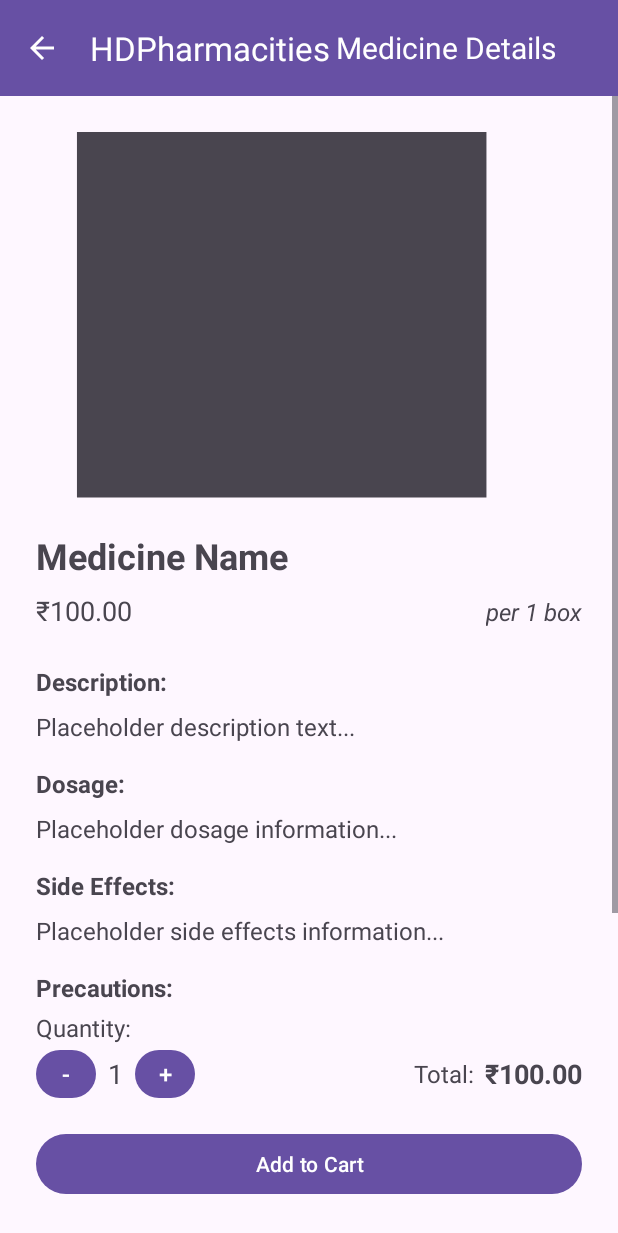
After one commit to btdat2506/DHPharmacities, an Android app: the ProductDetailActivity screen opened directly, with no data from a screen before it, on a phone screen of 412 x 824 dp. The commit adds this screen. Shown: the top 1233 px of the screen. Run offline under Robolectric (Android 15) with nearby library versions, the phone set to English and light mode, and no system bars; 1 statement that could not run was skipped.

Commit message:
Made ProductDetailActivity, but not working.

```diff
--- a/app/src/main/java/com/example/testpharmacy/MedicineAdapter.java
+++ b/app/src/main/java/com/example/testpharmacy/MedicineAdapter.java
@@ -1,6 +1,7 @@
 package com.example.testpharmacy; // Replace with your actual package name
 
 import android.content.Context;
+import android.content.Intent;
 import android.view.LayoutInflater;
 import android.view.View;
 import android.view.ViewGroup;
@@ -45,6 +46,16 @@ public class MedicineAdapter extends RecyclerView.Adapter<MedicineAdapter.Medici
                 // You'll need to manage the cart data (e.g., using a CartManager class or similar)
             }
         });
+
+        // Add click listener to the entire item view to open ProductDetailActivity
+        holder.itemView.setOnClickListener(new View.OnClickListener() {
+            @Override
+            public void onClick(View v) {
+                Intent intent = new Intent(context, ProductDetailActivity.class);
+                intent.putExtra(ProductDetailActivity.EXTRA_MEDICINE, (CharSequence) medicine); // Pass the Medicine object
+                context.startActivity(intent);
+            }
+        });
     }
 
     @Override
--- /dev/null
+++ b/app/src/main/java/com/example/testpharmacy/ProductDetailActivity.java
@@ -0,0 +1,87 @@
+package com.example.testpharmacy; // Replace with your actual package name
+
+import android.content.Intent;
+import android.os.Bundle;
+import android.view.View;
+import android.widget.Button;
+import android.widget.ImageView;
+import android.widget.TextView;
+import android.widget.Toast;
+import androidx.appcompat.app.AppCompatActivity;
+import androidx.appcompat.widget.Toolbar;
+
+public class ProductDetailActivity extends AppCompatActivity {
+
+    public static final String EXTRA_MEDICINE = "extra_medicine"; // Key for passing Medicine object in Intent
+
+    private Toolbar toolbar;
+    private ImageView medicineImageView;
+    private TextView medicineNameTextView;
+    private TextView medicinePriceTextView;
+    private TextView medicineDescriptionTextView; // Placeholder for description
+    private TextView medicineDosageTextView; // Placeholder for dosage
+    private TextView medicineSideEffectsTextView; // Placeholder for side effects
+    private TextView medicinePrecautionsTextView; // Placeholder for precautions
+    private Button addToCartButton;
+
+    private Medicine medicine; // To hold the Medicine object passed from HomeActivity
+
+    @Override
+    protected void onCreate(Bundle savedInstanceState) {
+        super.onCreate(savedInstanceState);
+        setContentView(R.layout.activity_product_detail);
+
+        toolbar = findViewById(R.id.product_detail_toolbar);
+        setSupportActionBar(toolbar);
+        getSupportActionBar().setDisplayHomeAsUpEnabled(true); // Show back button
+
+        medicineImageView = findViewById(R.id.detail_medicine_image_view);
+        medicineNameTextView = findViewById(R.id.detail_medicine_name_text_view);
+        medicinePriceTextView = findViewById(R.id.detail_medicine_price_text_view);
+        medicineDescriptionTextView = findViewById(R.id.detail_medicine_description_text_view);
+        medicineDosageTextView = findViewById(R.id.detail_medicine_dosage_text_view);
+        medicineSideEffectsTextView = findViewById(R.id.detail_medicine_side_effects_text_view);
+        medicinePrecautionsTextView = findViewById(R.id.detail_medicine_precautions_text_view);
+        addToCartButton = findViewById(R.id.detail_add_to_cart_button);
+
+        // Get the Medicine object from the Intent
+        medicine = getIntent().getParcelableExtra(EXTRA_MEDICINE); // Retrieve using the key
+
+        if (medicine != null) {
+            populateUI(medicine); // Populate UI elements with medicine data
+        } else {
+            // Handle error: Medicine object not passed correctly
+            Toast.makeText(this, "Error: Medicine details not found.", Toast.LENGTH_SHORT).show();
+            finish(); // Close the activity if medicine data is missing
+        }
+
+        addToCartButton.setOnClickListener(new View.OnClickListener() {
+            @Override
+            public void onClick(View v) {
+                if (medicine != null) {
+                    // TODO: Implement Add to Cart functionality (similar to MedicineAdapter)
+                    Toast.makeText(ProductDetailActivity.this, "Added " + medicine.getName() + " to cart!", Toast.LENGTH_SHORT).show();
+                    // You'll need to manage the cart data (e.g., using a CartManager class or similar)
+                }
+            }
+        });
+    }
+
+    @Override
+    public boolean onSupportNavigateUp() {
+        onBackPressed(); // Go back when back button in toolbar is pressed
+        return true;
+    }
+
+    private void populateUI(Medicine medicine) {
+        medicineNameTextView.setText(medicine.getName());
+        medicinePriceTextView.setText("₹" + String.format("%.2f", medicine.getPrice()));
+        medicineImageView.setImageResource(medicine.getImageResourceId());
+
+        // Placeholder descriptions, dosage, side effects, precautions
+        medicineDescriptionTextView.setText("This is a placeholder description for " + medicine.getName() + ".  More detailed information will be added here in a real application.");
+        medicineDosageTextView.setText("Dosage: As directed by physician. (Placeholder)");
+        medicineSideEffectsTextView.setText("Side Effects: May cause drowsiness. (Placeholder)");
+        medicinePrecautionsTextView.setText("Precautions: Consult your doctor before use if pregnant. (Placeholder)");
+    }
+}
--- a/app/src/main/res/layout/activity_checkout.xml
+++ b/app/src/main/res/layout/activity_checkout.xml
@@ -5,7 +5,6 @@
     android:layout_width="match_parent"
     android:layout_height="match_parent"
     android:orientation="vertical"
-    android:padding="24dp"
     tools:context=".CheckoutActivity">
 
     <com.google.android.material.appbar.AppBarLayout
@@ -23,29 +22,40 @@
             <TextView
                 android:layout_width="wrap_content"
                 android:layout_height="wrap_content"
+                android:layout_gravity="start"
                 android:text="@string/checkout_title"
-            android:textSize="20sp"
-            android:textColor="@android:color/white"
-            android:layout_gravity="start"/>
+                android:textColor="@android:color/white"
+                android:textSize="20sp" />
 
         </androidx.appcompat.widget.Toolbar>
+
+        <!--<androidx.recyclerview.widget.RecyclerView
+            android:id="@+id/checkout_items_recycler_view"
+            android:layout_width="match_parent"
+            android:layout_height="wrap_content"
+            android:layout_marginBottom="16dp"
+            android:nestedScrollingEnabled="false"
+            app:layoutManager="androidx.recyclerview.widget.LinearLayoutManager"
+            tools:listitem="@layout/item_cart_checkout" />-->
+
     </com.google.android.material.appbar.AppBarLayout>
 
     <TextView
         android:layout_width="wrap_content"
         android:layout_height="wrap_content"
+        android:layout_marginTop="24dp"
+        android:layout_marginBottom="16dp"
+        android:paddingLeft="8dp"
         android:text="@string/order_summary"
-    android:textSize="20sp"
-    android:layout_marginTop="24dp"
-    android:layout_marginBottom="16dp"
-    android:textStyle="bold"/>
+        android:textSize="20sp"
+        android:textStyle="bold" />
 
     <androidx.recyclerview.widget.RecyclerView
         android:id="@+id/checkout_items_recycler_view"
         android:layout_width="match_parent"
-        android:layout_height="wrap_content"
-        android:layout_marginBottom="16dp"
-        android:nestedScrollingEnabled="false"
+        android:layout_height="0dp"
+        android:layout_weight="1"
+        android:padding="8dp"
         app:layoutManager="androidx.recyclerview.widget.LinearLayoutManager"
         tools:listitem="@layout/item_cart_checkout" />
 
--- a/app/src/main/res/layout/activity_home.xml
+++ b/app/src/main/res/layout/activity_home.xml
@@ -64,10 +64,8 @@
             android:id="@+id/home_category_tabs"
             android:layout_width="match_parent"
             android:layout_height="wrap_content"
-            app:tabMode="scrollable"
             app:tabGravity="fill"
-            app:tabIndicatorColor="@android:color/white"
-            app:tabTextColor="@android:color/white" />
+            app:tabMode="scrollable" />
 
     </com.google.android.material.appbar.AppBarLayout>
 
--- /dev/null
+++ b/app/src/main/res/layout/activity_product_detail.xml
@@ -0,0 +1,262 @@
+<?xml version="1.0" encoding="utf-8"?>
+<LinearLayout xmlns:android="http://schemas.android.com/apk/res/android"
+    xmlns:app="http://schemas.android.com/apk/res-auto"
+    xmlns:tools="http://schemas.android.com/tools"
+    android:layout_width="match_parent"
+    android:layout_height="match_parent"
+    android:orientation="vertical"
+    tools:context=".ProductDetailActivity">
+
+    <com.google.android.material.appbar.AppBarLayout
+        android:layout_width="match_parent"
+        android:layout_height="wrap_content">
+
+        <androidx.appcompat.widget.Toolbar
+            android:id="@+id/product_detail_toolbar"
+            android:layout_width="match_parent"
+            android:layout_height="?attr/actionBarSize"
+            android:background="?attr/colorPrimary"
+            android:theme="@style/ThemeOverlay.AppCompat.Dark.ActionBar"
+            app:popupTheme="@style/ThemeOverlay.AppCompat.Light">
+
+            <TextView
+                android:layout_width="wrap_content"
+                android:layout_height="wrap_content"
+                android:text="@string/product_detail_title"
+                android:textSize="20sp"
+                android:textColor="@android:color/white"
+                android:layout_gravity="start"/>
+
+        </androidx.appcompat.widget.Toolbar>
+    </com.google.android.material.appbar.AppBarLayout>
+
+    <ScrollView
+        android:layout_width="match_parent"
+        android:layout_height="0dp"
+        android:layout_weight="1">
+
+        <LinearLayout
+            android:layout_width="match_parent"
+            android:layout_height="wrap_content"
+            android:orientation="vertical"
+            android:padding="24dp">
+
+
+            <!--<androidx.viewpager2.widget.ViewPager2
+                android:id="@+id/detail_medicine_image_pager"
+                android:layout_width="match_parent"
+                android:layout_height="250dp"
+                android:layout_marginBottom="16dp"
+                android:orientation="horizontal" />-->
+
+            <ImageView
+                android:id="@+id/detail_medicine_image_view"
+                android:layout_width="match_parent"
+                android:layout_height="250dp"
+                android:scaleType="centerCrop"
+                android:src="@drawable/ic_placeholder_medicine"
+                android:contentDescription="@string/medicine_image"
+                android:layout_marginBottom="16dp"/>
+
+            <TextView
+                android:id="@+id/detail_medicine_name_text_view"
+                android:layout_width="match_parent"
+                android:layout_height="wrap_content"
+                android:textSize="24sp"
+                android:textStyle="bold"
+                android:text="Medicine Name"
+                android:layout_marginBottom="8dp"/>
+
+            <LinearLayout
+                android:layout_width="match_parent"
+                android:layout_height="match_parent"
+                android:orientation="horizontal">
+
+                <TextView
+                    android:id="@+id/detail_medicine_price_text_view2"
+                    android:layout_width="wrap_content"
+                    android:layout_height="wrap_content"
+                    android:layout_marginBottom="24dp"
+                    android:layout_weight="1"
+                    android:text="₹100.00"
+                    android:textSize="18sp" />
+
+                <TextView
+                    android:id="@+id/detail_medicine_price_text_view"
+                    android:layout_width="wrap_content"
+                    android:layout_height="wrap_content"
+                    android:layout_marginBottom="24dp"
+                    android:fontFamily="sans-serif"
+                    android:text="per 1 box"
+                    android:textSize="16sp"
+                    android:textStyle="italic" />
+            </LinearLayout>
+
+            <TextView
+                android:layout_width="match_parent"
+                android:layout_height="wrap_content"
+                android:text="@string/description_label"
+                android:textSize="16sp"
+                android:textStyle="bold"
+                android:layout_marginBottom="8dp"/>
+
+            <TextView
+                android:id="@+id/detail_medicine_description_text_view"
+                android:layout_width="match_parent"
+                android:layout_height="wrap_content"
+                android:textSize="16sp"
+                android:text="Placeholder description text..."
+                android:layout_marginBottom="16dp"/>
+
+            <TextView
+                android:layout_width="match_parent"
+                android:layout_height="wrap_content"
+                android:text="@string/dosage_label"
+                android:textSize="16sp"
+                android:textStyle="bold"
+                android:layout_marginBottom="8dp"/>
+
+            <TextView
+                android:id="@+id/detail_medicine_dosage_text_view"
+                android:layout_width="match_parent"
+                android:layout_height="wrap_content"
+                android:textSize="16sp"
+                android:text="Placeholder dosage information..."
+                android:layout_marginBottom="16dp"/>
+
+            <TextView
+                android:layout_width="match_parent"
+                android:layout_height="wrap_content"
+                android:text="@string/side_effects_label"
+                android:textSize="16sp"
+                android:textStyle="bold"
+                android:layout_marginBottom="8dp"/>
+
+            <TextView
+                android:id="@+id/detail_medicine_side_effects_text_view"
+                android:layout_width="match_parent"
+                android:layout_height="wrap_content"
+                android:textSize="16sp"
+                android:text="Placeholder side effects information..."
+                android:layout_marginBottom="16dp"/>
+
+            <TextView
+                android:layout_width="match_parent"
+                android:layout_height="wrap_content"
+                android:text="@string/precautions_label"
+                android:textSize="16sp"
+                android:textStyle="bold"
+                android:layout_marginBottom="8dp"/>
+
+            <TextView
+                android:id="@+id/detail_medicine_precautions_text_view"
+                android:layout_width="match_parent"
+                android:layout_height="wrap_content"
+                android:textSize="16sp"
+                android:text="Placeholder precautions information..."
+                android:layout_marginBottom="24dp"/>
+
+        </LinearLayout>
+    </ScrollView>
+
+    <LinearLayout
+        android:layout_width="match_parent"
+        android:layout_height="wrap_content"
+        android:orientation="vertical"
+        android:paddingStart="24dp"
+        android:paddingEnd="24dp"
+        android:paddingBottom="24dp">
+
+        <TextView
+            android:layout_width="wrap_content"
+            android:layout_height="wrap_content"
+            android:text="@string/quantity_label"
+            android:textSize="16sp"
+            android:layout_marginEnd="8dp"/>
+
+        <LinearLayout
+            android:layout_width="match_parent"
+            android:layout_height="wrap_content"
+            android:orientation="horizontal"
+            android:gravity="center_vertical"
+            android:layout_marginBottom="16dp">
+
+
+            <LinearLayout
+                android:layout_width="wrap_content"
+                android:layout_height="wrap_content"
+                android:orientation="horizontal"
+                android:gravity="center_vertical">
+
+                <Button
+                    android:id="@+id/detail_quantity_decrease_button"
+                    android:layout_width="40dp"
+                    android:layout_height="40dp"
+                    android:padding="0dp"
+                    android:paddingStart="0dp"
+                    android:paddingLeft="0dp"
+                    android:paddingTop="0dp"
+                    android:paddingEnd="0dp"
+                    android:paddingRight="0dp"
+                    android:paddingBottom="0dp"
+                    android:text="-"
+                    android:textSize="16sp" />
+
+                <TextView
+                    android:id="@+id/detail_quantity_text_view"
+                    android:layout_width="wrap_content"
+                    android:layout_height="wrap_content"
+                    android:paddingStart="8dp"
+                    android:paddingEnd="8dp"
+                    android:textSize="18sp"
+                    android:text="1" />
+
+                <Button
+                    android:id="@+id/detail_quantity_increase_button"
+                    android:layout_width="40dp"
+                    android:layout_height="40dp"
+                    android:padding="0dp"
+                    android:paddingStart="0dp"
+                    android:paddingLeft="0dp"
+                    android:paddingTop="0dp"
+                    android:paddingEnd="0dp"
+                    android:paddingRight="0dp"
+                    android:paddingBottom="0dp"
+                    android:text="+"
+                    android:textSize="16sp" />
+            </LinearLayout>
+
+            <TextView
+                android:layout_width="0dp"
+                android:layout_height="wrap_content"
+                android:layout_weight="1"
+                android:gravity="end"
+                android:textSize="16sp"
+                android:text="@string/total_price_label"
+            android:layout_marginEnd="8dp"/>
+
+            <TextView
+                android:id="@+id/detail_total_price_text_view"
+                android:layout_width="wrap_content"
+                android:layout_height="wrap_content"
+                android:textSize="18sp"
+                android:textStyle="bold"
+                android:text="₹100.00" />
+
+        </LinearLayout>
+
+        <Button
+            android:id="@+id/detail_add_to_cart_button"
+            android:layout_width="match_parent"
+            android:layout_height="wrap_content"
+            android:text="@string/add_to_cart" />
+
+    </LinearLayout>
+
+    <ImageView
+        android:id="@+id/imageView"
+        android:layout_width="match_parent"
+        android:layout_height="wrap_content"
+        tools:srcCompat="@tools:sample/avatars" />
+
+</LinearLayout>
--- a/app/src/main/res/layout/item_cart.xml
+++ b/app/src/main/res/layout/item_cart.xml
@@ -54,6 +54,13 @@
                     android:id="@+id/cart_item_decrease_button"
                     android:layout_width="40dp"
                     android:layout_height="40dp"
+                    android:padding="0dp"
+                    android:paddingStart="0dp"
+                    android:paddingLeft="0dp"
+                    android:paddingTop="0dp"
+                    android:paddingEnd="0dp"
+                    android:paddingRight="0dp"
+                    android:paddingBottom="0dp"
                     android:text="-"
                     android:textSize="16sp" />
 
@@ -63,13 +70,20 @@
                     android:layout_height="wrap_content"
                     android:paddingStart="8dp"
                     android:paddingEnd="8dp"
-                    android:textSize="16sp"
+                    android:textSize="18sp"
                     android:text="1" />
 
                 <Button
                     android:id="@+id/cart_item_increase_button"
                     android:layout_width="40dp"
                     android:layout_height="40dp"
+                    android:padding="0dp"
+                    android:paddingStart="0dp"
+                    android:paddingLeft="0dp"
+                    android:paddingTop="0dp"
+                    android:paddingEnd="0dp"
+                    android:paddingRight="0dp"
+                    android:paddingBottom="0dp"
                     android:text="+"
                     android:textSize="16sp" />
             </LinearLayout>
--- /dev/null
+++ b/app/src/main/res/layout/item_medicine_detail_image.xml
@@ -0,0 +1,8 @@
+<?xml version="1.0" encoding="utf-8"?>
+<ImageView xmlns:android="http://schemas.android.com/apk/res/android"
+    android:id="@+id/detail_item_medicine_image_view"
+    android:layout_width="match_parent"
+    android:layout_height="match_parent"
+    android:scaleType="centerCrop"
+    android:src="@drawable/ic_placeholder_medicine"
+    android:contentDescription="@string/medicine_image" />
--- a/app/src/main/res/values/strings.xml
+++ b/app/src/main/res/values/strings.xml
@@ -34,4 +34,13 @@
     <string name="category_first_aid">First Aid</string>
     <!-- Add more category strings here as needed -->
 
+    <!-- Product Detail Page Strings -->
+    <string name="product_detail_title">Medicine Details</string>
+    <string name="description_label">Description:</string>
+    <string name="dosage_label">Dosage:</string>
+    <string name="side_effects_label">Side Effects:</string>
+    <string name="precautions_label">Precautions:</string>
+    <string name="quantity_label">Quantity:</string>
+    <string name="total_price_label">Total:</string>
+
 </resources>
```
Also changed, not shown: app/src/main/AndroidManifest.xml (+38 -2 lines).
